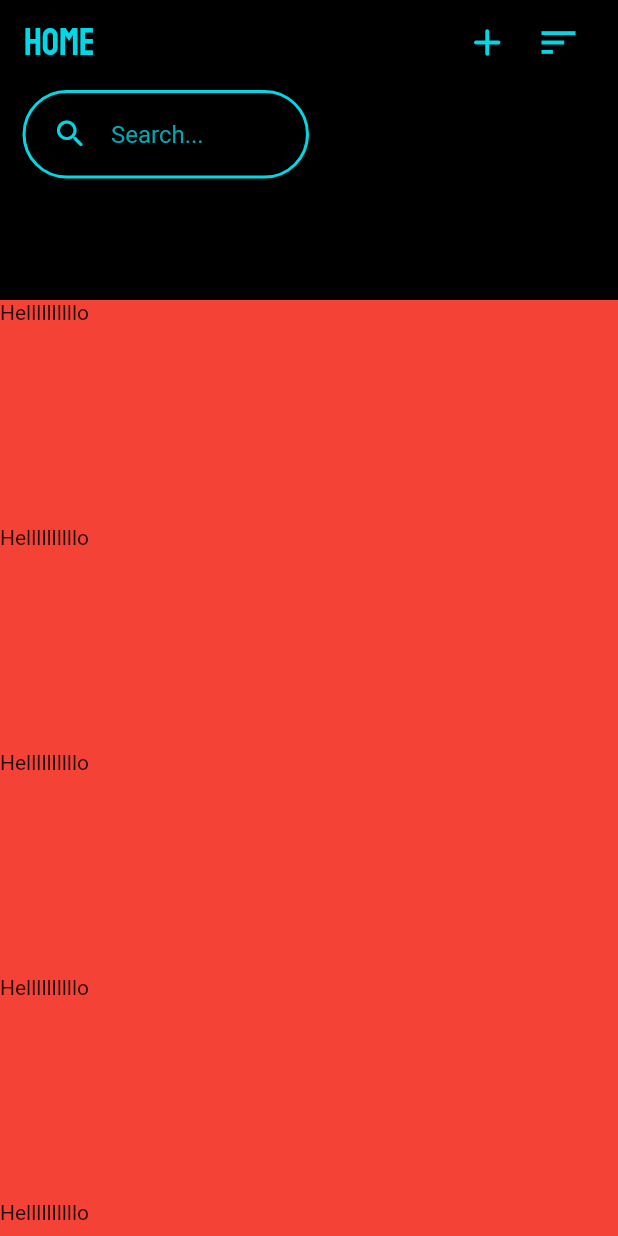
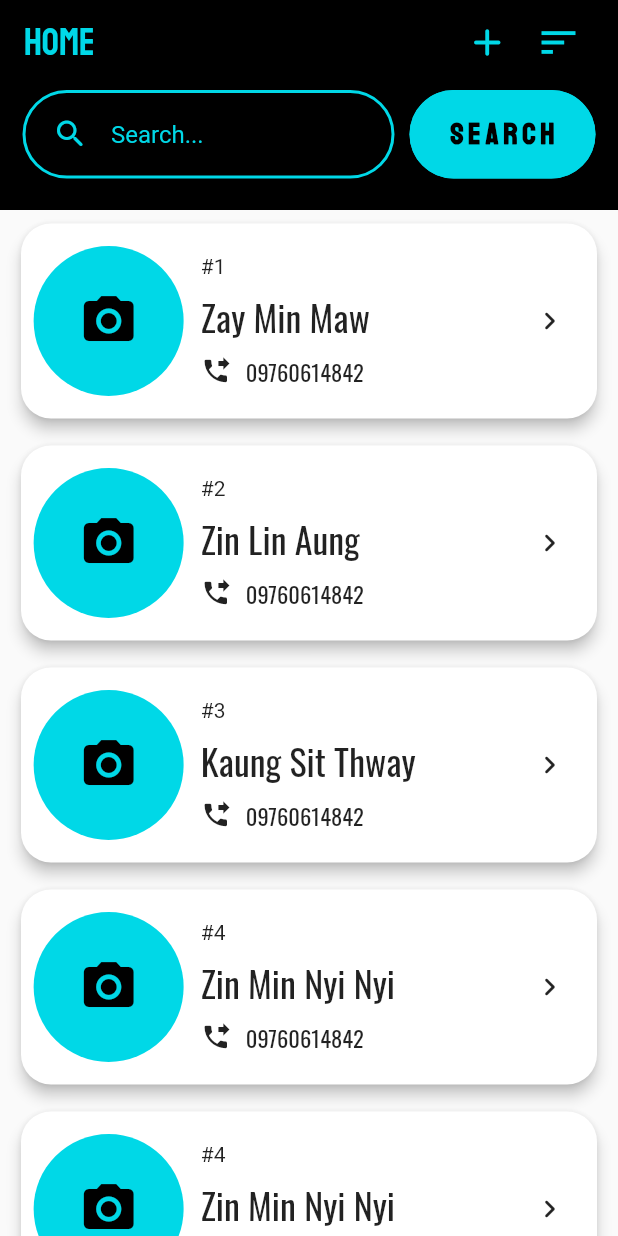
Before and after one commit to zay467/CustomerContact, a Flutter app: the screen it shows after launch, on a phone screen of 412 x 824 dp. Run offline on Flutter 3.47's test engine with Material 2 defaults, Android fonts, the phone set to English and light mode, and no system bars; our stand-ins replace animated_text_kit.

Commit message:
added CustomCards.dart

```diff
--- /dev/null
+++ b/lib/Components/CustomCards.dart
@@ -0,0 +1,96 @@
+import 'package:customer_contact/Utilities/Constants.dart';
+import 'package:flutter/cupertino.dart';
+import 'package:flutter/material.dart';
+
+Widget CustomCards(dynamic data) {
+  return Padding(
+    padding: EdgeInsets.only(top: 5, bottom: 5, left: 10, right: 10),
+    child: Card(
+      shape: RoundedRectangleBorder(
+        borderRadius: BorderRadius.circular(20),
+      ),
+      elevation: 4,
+      child: InkWell(
+        splashColor: signature,
+        onTap: () {},
+        child: Padding(
+          padding: EdgeInsets.all(5.0),
+          child: Container(
+            height: 120,
+            child: Row(
+              children: [
+                Expanded(
+                  flex: 2,
+                  child: CircleAvatar(
+                    backgroundColor: signature,
+                    radius: 50,
+                    child: Icon(
+                      Icons.camera_alt,
+                      color: Colors.black,
+                      size: 40,
+                    ),
+                  ),
+                ),
+                Expanded(
+                  flex: 4,
+                  child: Padding(
+                    padding: EdgeInsets.all(8.0),
+                    child: Column(
+                      crossAxisAlignment: CrossAxisAlignment.start,
+                      mainAxisAlignment: MainAxisAlignment.spaceEvenly,
+                      children: [
+                        FittedBox(
+                          fit: BoxFit.scaleDown,
+                          child: Text("#${data['id']}"),
+                        ),
+                        FittedBox(
+                          fit: BoxFit.scaleDown,
+                          child: Text(
+                            data['name'],
+                            style: TextStyle(
+                              fontSize: 24,
+                              // fontWeight: FontWeight.bold,
+                              fontFamily: "Oswald",
+                            ),
+                          ),
+                        ),
+                        Container(
+                          child: Row(
+                            mainAxisAlignment: MainAxisAlignment.start,
+                            children: [
+                              Icon(
+                                Icons.phone_forwarded,
+                                size: 20,
+                              ),
+                              SizedBox(
+                                width: 10,
+                              ),
+                              FittedBox(
+                                fit: BoxFit.scaleDown,
+                                child: Text(
+                                  data['phone'],
+                                  style: TextStyle(
+                                    fontSize: 15.0,
+                                    fontFamily: "Oswald",
+                                  ),
+                                ),
+                              ),
+                            ],
+                          ),
+                        ),
+                      ],
+                    ),
+                  ),
+                ),
+                Expanded(
+                  flex: 1,
+                  child: Icon(Icons.navigate_next_rounded),
+                ),
+              ],
+            ),
+          ),
+        ),
+      ),
+    ),
+  );
+}
--- a/lib/Screens/Animation.dart
+++ b/lib/Screens/Animation.dart
@@ -1,5 +1,6 @@
 import 'package:flutter/material.dart';
 import 'package:animated_text_kit/animated_text_kit.dart';
+import '../Utilities/Constants.dart';
 
 class MyAnimation extends StatelessWidget {
   @override
@@ -40,7 +41,7 @@ class MyAnimation extends StatelessWidget {
               textStyle: TextStyle(
                 fontSize: 50.0,
                 fontFamily: "Stat",
-                color: Color(0xFF00D8E7),
+                color: signature,
               ),
               onFinished: () {
                 Navigator.of(context).pushReplacementNamed("/home");
--- a/lib/Screens/Home.dart
+++ b/lib/Screens/Home.dart
@@ -1,5 +1,8 @@
+import 'package:customer_contact/Components/CustomCards.dart';
+import 'package:customer_contact/Utilities/Constants.dart';
 import 'package:flutter/cupertino.dart';
 import 'package:flutter/material.dart';
+import '../Utilities/Data.dart';
 
 class Home extends StatefulWidget {
   @override
@@ -14,10 +17,11 @@ class _HomeState extends State<Home> {
         child: CustomScrollView(
           slivers: [
             SliverAppBar(
+              elevation: 24,
               backgroundColor: Colors.black,
               pinned: true,
               // floating: true,
-              expandedHeight: 200.0,
+              expandedHeight: 140.0,
               title: Row(
                 children: [
                   Expanded(
@@ -25,22 +29,19 @@ class _HomeState extends State<Home> {
                     child: Text(
                       "Home",
                       style: TextStyle(
-                          fontFamily: "Stat",
-                          fontSize: 25.0,
-                          color: Color(0xFF00D8E7)),
+                          fontFamily: "Stat", fontSize: 25.0, color: signature),
                     ),
                   ),
                   Expanded(
                     flex: 1,
                     child: Center(
                       child: IconButton(
-                        onPressed: ()
-                        {
+                        onPressed: () {
                           Navigator.of(context).pushReplacementNamed("/detail");
                         },
                         icon: Icon(
                           Icons.add_rounded,
-                          color: Color(0xFF00D8E7),
+                          color: signature,
                           size: 30.0,
                         ),
                       ),
@@ -52,7 +53,7 @@ class _HomeState extends State<Home> {
                       child: IconButton(
                         icon: Icon(
                           Icons.sort,
-                          color: Color(0xFF00D8E7),
+                          color: signature,
                           size: 30.0,
                         ),
                       ),
@@ -72,22 +73,26 @@ class _HomeState extends State<Home> {
                         Row(
                           children: [
                             Expanded(
+                              flex: 2,
                               child: TextField(
+                                onChanged: (e) {
+                                  print(e);
+                                },
                                 style: TextStyle(
-                                  color: Color(0xFF00D8E7),
+                                  color: signature,
                                 ),
-                                cursorColor: Color(0xFF00D8E7),
+                                cursorColor: signature,
                                 decoration: InputDecoration(
                                   hintText: "Search...",
                                   hintStyle: TextStyle(
-                                    color: Color(0xFF00A8B4),
+                                    color: signature,
                                   ),
                                   prefixIcon: Padding(
                                     padding: EdgeInsets.only(
                                         left: 20.0, right: 15.0),
                                     child: Icon(
                                       Icons.search_rounded,
-                                      color: Color(0xFF00D8E7),
+                                      color: signature,
                                     ),
                                   ),
                                   enabledBorder: OutlineInputBorder(
@@ -95,20 +100,44 @@ class _HomeState extends State<Home> {
                                       Radius.circular(30.0),
                                     ),
                                     borderSide: BorderSide(
-                                        color: Color(0xFF00D8E7), width: 2.0),
+                                        color: signature, width: 2.0),
                                   ),
                                   focusedBorder: OutlineInputBorder(
                                     borderRadius: BorderRadius.all(
                                       Radius.circular(30.0),
                                     ),
                                     borderSide: BorderSide(
-                                        color: Color(0xFF00D8E7), width: 2.0),
+                                        color: signature, width: 2.0),
                                   ),
                                 ),
                               ),
                             ),
+                            SizedBox(
+                              width: 10,
+                            ),
                             Expanded(
-                              child: Text("Testing"),
+                              flex: 1,
+                              child: RaisedButton(
+                                padding:
+                                    EdgeInsets.only(top: 17.0, bottom: 17.0),
+                                shape: RoundedRectangleBorder(
+                                  borderRadius: BorderRadius.circular(30.0),
+                                  side: BorderSide(
+                                    color: signature,
+                                  ),
+                                ),
+                                onPressed: () {},
+                                color: signature,
+                                textColor: Colors.black,
+                                child: Text(
+                                  "S e a r c h",
+                                  style: TextStyle(
+                                      color: Colors.black,
+                                      fontSize: 20.0,
+                                      fontWeight: FontWeight.bold,
+                                      fontFamily: "Stat"),
+                                ),
+                              ),
                             ),
                           ],
                         ),
@@ -120,51 +149,11 @@ class _HomeState extends State<Home> {
             ),
             // THIS IS JUST TESTING NOT A FINAL DESIGN!!!!!!!!!!!!!!!!!
             SliverList(
-              delegate: SliverChildListDelegate(
-                [
-                  Container(
-                    color: Colors.red,
-                    height: 150,
-                    child: Text("Hellllllllllo"),
-                  ),
-                  Container(
-                    color: Colors.red,
-                    height: 150,
-                    child: Text("Hellllllllllo"),
-                  ),
-                  Container(
-                    color: Colors.red,
-                    height: 150,
-                    child: Text("Hellllllllllo"),
-                  ),
-                  Container(
-                    color: Colors.red,
-                    height: 150,
-                    child: Text("Hellllllllllo"),
-                  ),
-                  Container(
-                    color: Colors.red,
-                    height: 150,
-                    child: Text("Hellllllllllo"),
-                  ),
-                  Container(
-                    color: Colors.red,
-                    height: 150,
-                    child: Text("Hellllllllllo"),
-                  ),
-                  Container(
-                    color: Colors.red,
-                    height: 150,
-                    child: Text("Hellllllllllo"),
-                  ),
-                  Container(
-                    color: Colors.red,
-                    height: 150,
-                    child: Text("Hellllllllllo"),
-                  ),
-                ],
-              ),
-            )
+              delegate:
+                  SliverChildBuilderDelegate((BuildContext context, int index) {
+                return CustomCards(data[index]);
+              }, childCount: data.length),
+            ),
           ],
         ),
       ),
--- /dev/null
+++ b/lib/Utilities/Constants.dart
@@ -0,0 +1,3 @@
+import 'package:flutter/material.dart';
+
+const Color signature = Color(0xFF00D8E7);
--- /dev/null
+++ b/lib/Utilities/Data.dart
@@ -0,0 +1,68 @@
+const data = [
+  {
+    "id": 1,
+    "image": "filepath",
+    "name": "Zay Min Maw",
+    "phone": "09760614842",
+    "gmail": "zayminmaw77@gmail.com",
+    "rollcall": 0,
+    "major": "Student",
+    "address": "Hlaind",
+    "payment": 0,
+  },
+  {
+    "id": 2,
+    "image": "filepath",
+    "name": "Zin Lin Aung",
+    "phone": "09760614842",
+    "gmail": "zayminmaw77@gmail.com",
+    "rollcall": 0,
+    "major": "Student",
+    "address": "Hlaind",
+    "payment": 0,
+  },
+  {
+    "id": 3,
+    "image": "filepath",
+    "name": "Kaung Sit Thway",
+    "phone": "09760614842",
+    "gmail": "zayminmaw77@gmail.com",
+    "rollcall": 0,
+    "major": "Student",
+    "address": "Hlaind",
+    "payment": 0,
+  },
+  {
+    "id": 4,
+    "image": "filepath",
+    "name": "Zin Min Nyi Nyi",
+    "phone": "09760614842",
+    "gmail": "zayminmaw77@gmail.com",
+    "rollcall": 0,
+    "major": "Student",
+    "address": "Hlaind",
+    "payment": 0,
+  },
+  {
+    "id": 4,
+    "image": "filepath",
+    "name": "Zin Min Nyi Nyi",
+    "phone": "09760614842",
+    "gmail": "zayminmaw77@gmail.com",
+    "rollcall": 0,
+    "major": "Student",
+    "address": "Hlaind",
+    "payment": 0,
+  },
+  {
+    "id": 4,
+    "image": "filepath",
+    "name": "Zin Min Nyi Nyi",
+    "phone": "09760614842",
+    "gmail": "zayminmaw77@gmail.com",
+    "rollcall": 0,
+    "major": "Student",
+    "address": "Hlaind",
+    "payment": 0,
+  }
+];
--- a/pubspec.yaml
+++ b/pubspec.yaml
@@ -57,3 +57,6 @@ flutter:
     - family: Stat
       fonts:
         - asset: fonts/Staatliches-Regular.ttf
+    - family: Oswald
+      fonts:
+        - asset: fonts/Oswald-Regular.ttf
```
Also changed, not shown: fonts/Oswald-Regular.ttf (added).
